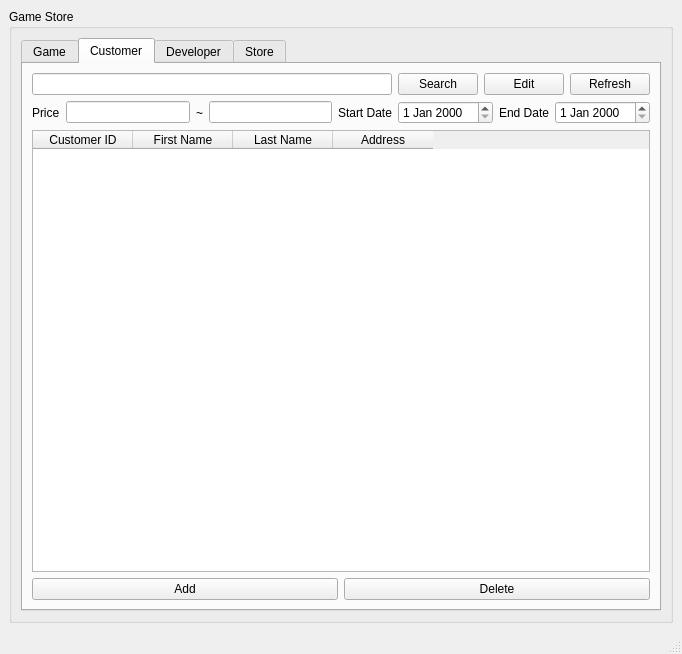
XiaoshuaiGeng/Gameshop-GSMS, file a.ui: the form before one commit.
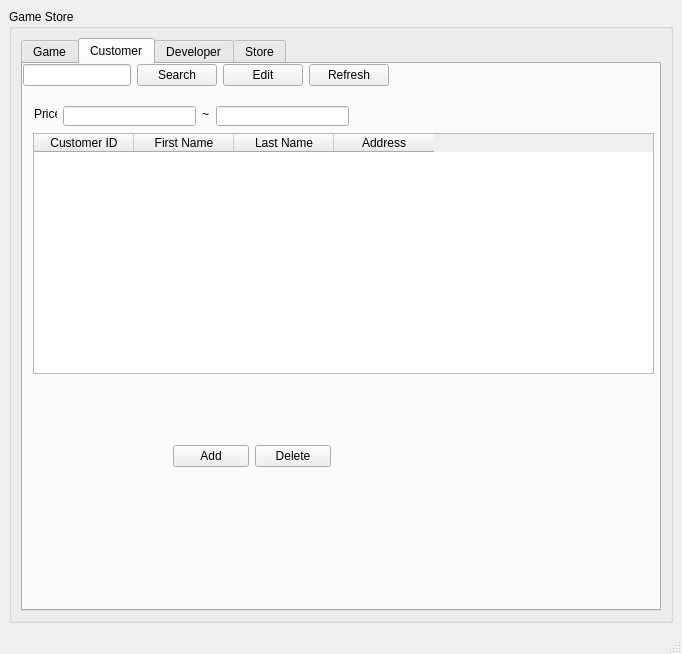
The form after the commit. The open tabs and pages were chosen to show the change.

Commit message: ui update on Customer page

Diff of the .ui file:
```diff
--- a/a.ui
+++ b/a.ui
@@ -308,83 +308,15 @@
                 <attribute name="title">
                  <string>Customer</string>
                 </attribute>
-                <layout class="QVBoxLayout" name="verticalLayout_10">
-                 <item>
-                  <layout class="QVBoxLayout" name="verticalLayout">
-                   <item>
-                    <layout class="QHBoxLayout" name="horizontalLayout_19">
-                     <item>
-                      <widget class="QLineEdit" name="searchBox2"/>
-                     </item>
-                     <item>
-                      <widget class="QPushButton" name="search2">
-                       <property name="text">
-                        <string>Search</string>
-                       </property>
-                      </widget>
-                     </item>
-                     <item>
-                      <widget class="QPushButton" name="Edit2">
-                       <property name="text">
-                        <string>Edit</string>
-                       </property>
-                      </widget>
-                     </item>
-                     <item>
-                      <widget class="QPushButton" name="RefreshBtn2">
-                       <property name="text">
-                        <string>Refresh</string>
-                       </property>
-                      </widget>
-                     </item>
-                    </layout>
-                   </item>
-                   <item>
-                    <layout class="QHBoxLayout" name="horizontalLayout_20">
-                     <item>
-                      <widget class="QLabel" name="label_17">
-                       <property name="text">
-                        <string>Price</string>
-                       </property>
-                      </widget>
-                     </item>
-                     <item>
-                      <widget class="QLineEdit" name="StartGame_3"/>
-                     </item>
-                     <item>
-                      <widget class="QLabel" name="label_18">
-                       <property name="text">
-                        <string>~</string>
-                       </property>
-                      </widget>
-                     </item>
-                     <item>
-                      <widget class="QLineEdit" name="EndGame_3"/>
-                     </item>
-                     <item>
-                      <widget class="QLabel" name="label_19">
-                       <property name="text">
-                        <string>Start Date</string>
-                       </property>
-                      </widget>
-                     </item>
-                     <item>
-                      <widget class="QDateEdit" name="dateEdit_5"/>
-                     </item>
-                     <item>
-                      <widget class="QLabel" name="label_20">
-                       <property name="text">
-                        <string>End Date</string>
-                       </property>
-                      </widget>
-                     </item>
-                     <item>
-                      <widget class="QDateEdit" name="dateEdit_6"/>
-                     </item>
-                    </layout>
-                   </item>
-                   <item>
                     <widget class="QTableWidget" name="tableGame2">
+                 <property name="geometry">
+                  <rect>
+                   <x>10</x>
+                   <y>69</y>
+                   <width>621</width>
+                   <height>241</height>
+                  </rect>
+                 </property>
                      <property name="sizePolicy">
                       <sizepolicy hsizetype="Expanding" vsizetype="Expanding">
                        <horstretch>0</horstretch>
@@ -427,8 +359,43 @@
                       </property>
                      </column>
                     </widget>
+                <widget class="QWidget" name="">
+                 <layout class="QHBoxLayout" name="horizontalLayout_19">
+                  <item>
+                   <widget class="QLineEdit" name="searchBox2"/>
                    </item>
                    <item>
+                   <widget class="QPushButton" name="search2">
+                    <property name="text">
+                     <string>Search</string>
+                    </property>
+                   </widget>
+                  </item>
+                  <item>
+                   <widget class="QPushButton" name="Edit2">
+                    <property name="text">
+                     <string>Edit</string>
+                    </property>
+                   </widget>
+                  </item>
+                  <item>
+                   <widget class="QPushButton" name="RefreshBtn2">
+                    <property name="text">
+                     <string>Refresh</string>
+                    </property>
+                   </widget>
+                  </item>
+                 </layout>
+                </widget>
+                <widget class="QWidget" name="">
+                 <property name="geometry">
+                  <rect>
+                   <x>150</x>
+                   <y>380</y>
+                   <width>158</width>
+                   <height>25</height>
+                  </rect>
+                 </property>
                     <layout class="QHBoxLayout" name="horizontalLayout_21">
                      <item>
                       <widget class="QPushButton" name="add2">
@@ -445,10 +412,53 @@
                       </widget>
                      </item>
                     </layout>
-                   </item>
-                  </layout>
-                 </item>
-                </layout>
+                </widget>
+                <widget class="QLabel" name="label_18">
+                 <property name="geometry">
+                  <rect>
+                   <x>179</x>
+                   <y>42</y>
+                   <width>16</width>
+                   <height>16</height>
+                  </rect>
+                 </property>
+                 <property name="text">
+                  <string>~</string>
+                 </property>
+                </widget>
+                <widget class="QLabel" name="label_17">
+                 <property name="geometry">
+                  <rect>
+                   <x>11</x>
+                   <y>42</y>
+                   <width>23</width>
+                   <height>16</height>
+                  </rect>
+                 </property>
+                 <property name="text">
+                  <string>Price</string>
+                 </property>
+                </widget>
+                <widget class="QLineEdit" name="StartGame_3">
+                 <property name="geometry">
+                  <rect>
+                   <x>40</x>
+                   <y>42</y>
+                   <width>133</width>
+                   <height>20</height>
+                  </rect>
+                 </property>
+                </widget>
+                <widget class="QLineEdit" name="EndGame_3">
+                 <property name="geometry">
+                  <rect>
+                   <x>193</x>
+                   <y>42</y>
+                   <width>133</width>
+                   <height>20</height>
+                  </rect>
+                 </property>
+                </widget>
                </widget>
                <widget class="QWidget" name="tab_6">
                 <attribute name="title">
```
Left out of the diff: 2 changed lines with no effect on the pictures. Lines whose indentation alone changed are shown as unchanged.
